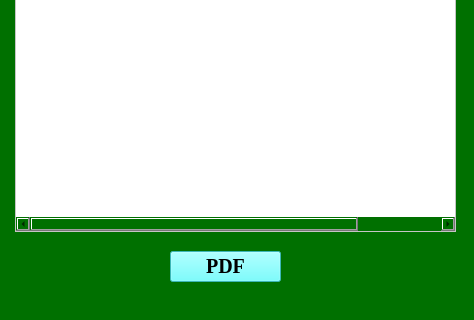
Wilderick-Souza/Sistema-Python-MySQL, file listagem.ui: the form before one commit; both pictures show x 0 to 474 and y 289 to 609 of the 474 by 609 pixel window.
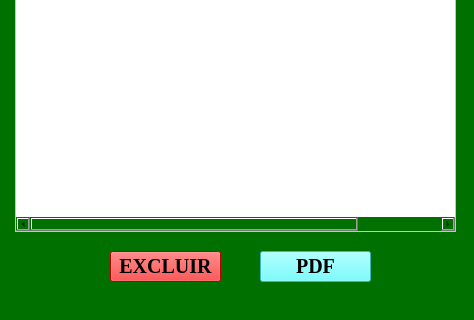
The form after the commit.

```diff
--- a/listagem.ui
+++ b/listagem.ui
@@ -139,7 +139,7 @@
    <widget class="QPushButton" name="pushButton">
     <property name="geometry">
      <rect>
-      <x>170</x>
+      <x>260</x>
       <y>540</y>
       <width>111</width>
       <height>31</height>
@@ -160,6 +160,31 @@
      <string>PDF</string>
     </property>
    </widget>
+   <widget class="QPushButton" name="pushButton_2">
+    <property name="geometry">
+     <rect>
+      <x>110</x>
+      <y>540</y>
+      <width>111</width>
+      <height>31</height>
+     </rect>
+    </property>
+    <property name="font">
+     <font>
+      <family>Times New Roman</family>
+      <pointsize>15</pointsize>
+      <weight>75</weight>
+      <bold>true</bold>
+     </font>
+    </property>
+    <property name="styleSheet">
+     <string notr="true">background-color: rgb(85, 255, 255);
+background-color: rgb(255, 0, 0);</string>
+    </property>
+    <property name="text">
+     <string>EXCLUIR</string>
+    </property>
+   </widget>
   </widget>
   <widget class="QMenuBar" name="menubar">
    <property name="geometry">
```
